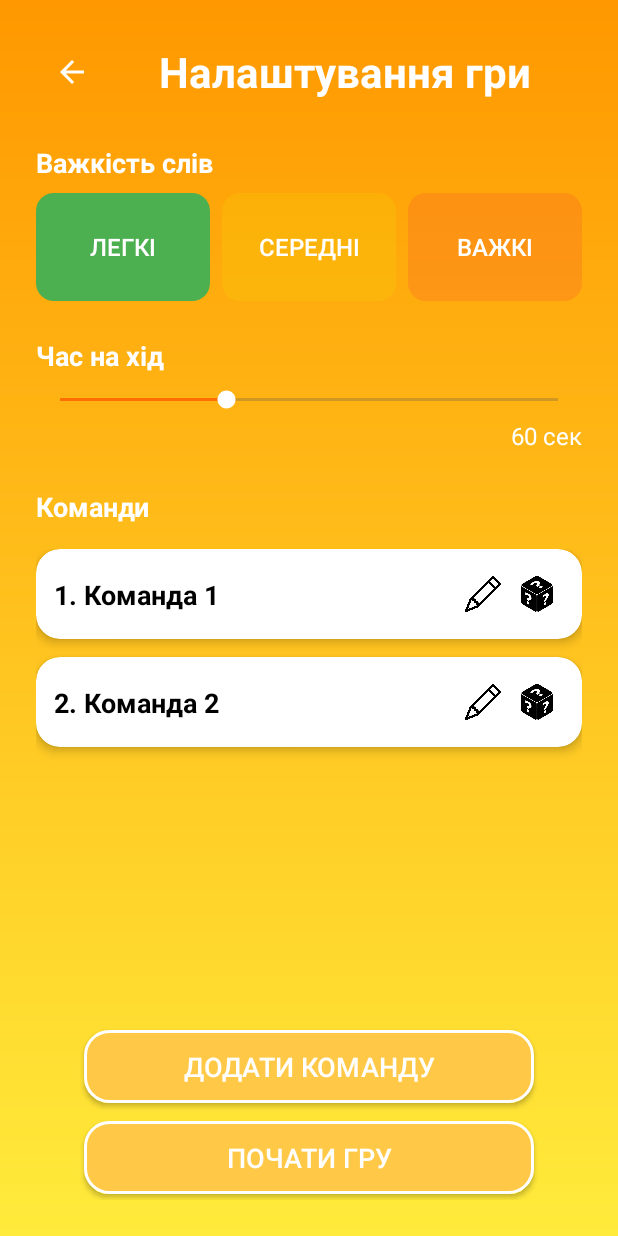
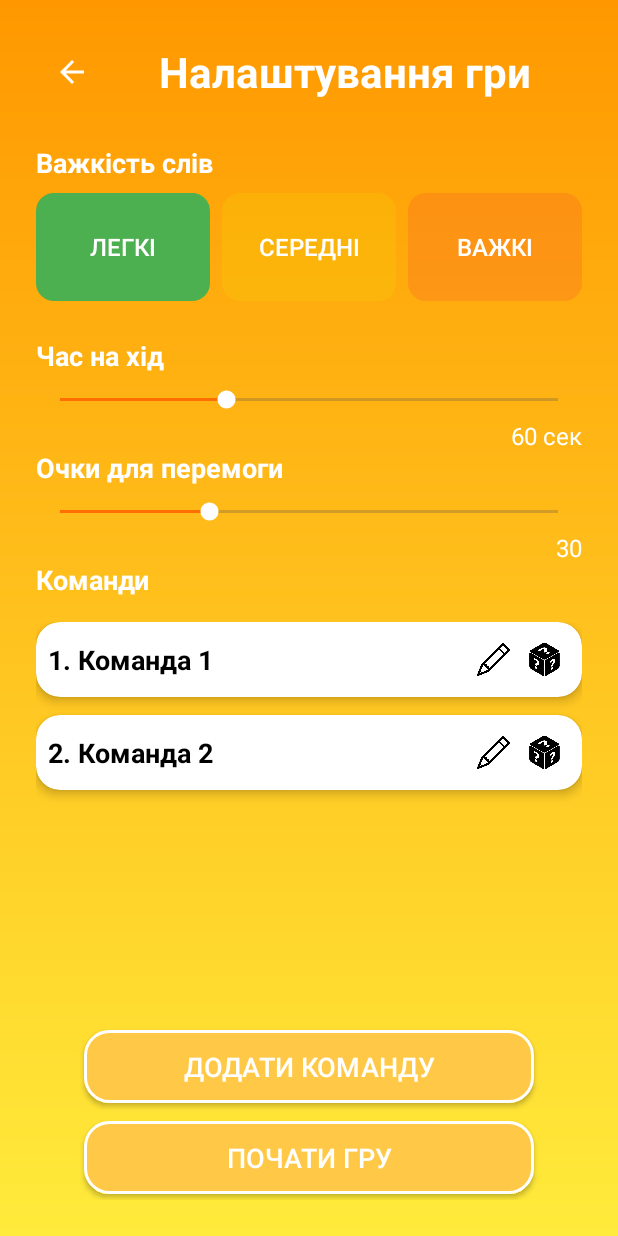
Before and after one commit to YevhenPavlenko/Alias, an Android app: the GameSetupActivity screen opened directly, with no data from a screen before it, on a phone screen of 412 x 824 dp. Run offline under Robolectric (Android 15) with nearby library versions, the phone set to English and light mode, and no system bars.

Commit message:
Added new seek bar for choosing amount of points for a game. Adjusted size of team cards, so every game setup option can fit on a vertical screen

```diff
--- a/app/src/main/java/com/example/alias/ui/setup/GameSetupActivity.java
+++ b/app/src/main/java/com/example/alias/ui/setup/GameSetupActivity.java
@@ -32,6 +32,7 @@ public class GameSetupActivity extends BaseActivity {
 
         setupDifficultyButtons();
         setupTimeSeekBar();
+        setupPointSeekBar();
         setupTeamCards();
 
         Button btnAddTeam = findViewById(R.id.btnAddTeam);
@@ -88,6 +89,22 @@ public class GameSetupActivity extends BaseActivity {
         });
     }
 
+    private void setupPointSeekBar() {
+        AppCompatSeekBar sbWinningPoints = findViewById(R.id.sbWinningPoints);
+        TextView tvWinningPointsValue = findViewById(R.id.tvWinningPointsValue);
+
+        sbWinningPoints.setOnSeekBarChangeListener(new SeekBar.OnSeekBarChangeListener() {
+            @Override
+            public void onProgressChanged(SeekBar seekBar, int progress, boolean fromUser) {
+                int points = Math.max(progress, 10);
+                tvWinningPointsValue.setText(String.valueOf(points));
+            }
+
+            @Override public void onStartTrackingTouch(SeekBar seekBar) {}
+            @Override public void onStopTrackingTouch(SeekBar seekBar) {}
+        });
+    }
+
     private void updateTimeText(TextView textView, int seconds) {
         textView.setText(getString(R.string.time_in_seconds, seconds));
     }
--- a/app/src/main/res/layout/activity_game_setup.xml
+++ b/app/src/main/res/layout/activity_game_setup.xml
@@ -98,6 +98,44 @@
         android:layout_marginTop="4dp" />
 
     <TextView
+        android:id="@+id/tvPointsLabel"
+        android:layout_width="wrap_content"
+        android:layout_height="wrap_content"
+        android:text="@string/points_to_win"
+        android:textColor="@android:color/white"
+        android:textSize="18sp"
+        android:textStyle="bold"
+        android:layout_marginTop="24dp"
+        app:layout_constraintTop_toBottomOf="@id/sbTime"
+        app:layout_constraintStart_toStartOf="parent" />
+
+    <androidx.appcompat.widget.AppCompatSeekBar
+        android:id="@+id/sbWinningPoints"
+        android:layout_width="0dp"
+        android:layout_height="wrap_content"
+        android:layout_marginTop="8dp"
+        android:max="100"
+        android:progress="30"
+        android:progressTint="#FF6F00"
+        android:thumbTint="#FFFFFF"
+        android:splitTrack="false"
+        android:trackTint="#DADADA"
+        app:layout_constraintTop_toBottomOf="@id/tvPointsLabel"
+        app:layout_constraintStart_toStartOf="parent"
+        app:layout_constraintEnd_toEndOf="parent" />
+
+    <TextView
+        android:id="@+id/tvWinningPointsValue"
+        android:layout_width="wrap_content"
+        android:layout_height="wrap_content"
+        android:text="@string/start_points"
+        android:textColor="@android:color/white"
+        android:textSize="16sp"
+        android:layout_marginTop="4dp"
+        app:layout_constraintTop_toBottomOf="@id/sbWinningPoints"
+        app:layout_constraintEnd_toEndOf="parent"/>
+
+    <TextView
         android:id="@+id/tvTeamsLabel"
         android:layout_width="wrap_content"
         android:layout_height="wrap_content"
@@ -106,7 +144,7 @@
         android:textSize="18sp"
         android:textStyle="bold"
         android:layout_marginTop="24dp"
-        app:layout_constraintTop_toBottomOf="@id/tvTimeValue"
+        app:layout_constraintTop_toBottomOf="@id/sbWinningPoints"
         app:layout_constraintStart_toStartOf="parent" />
 
     <androidx.recyclerview.widget.RecyclerView
--- a/app/src/main/res/layout/item_team_card.xml
+++ b/app/src/main/res/layout/item_team_card.xml
@@ -11,7 +11,7 @@
     <androidx.constraintlayout.widget.ConstraintLayout
         android:layout_width="match_parent"
         android:layout_height="wrap_content"
-        android:padding="12dp">
+        android:padding="8dp">
 
         <TextView
             android:id="@+id/tvTeamName"
@@ -29,8 +29,8 @@
 
         <ImageButton
             android:id="@+id/btnEdit"
-            android:layout_width="36dp"
-            android:layout_height="36dp"
+            android:layout_width="34dp"
+            android:layout_height="34dp"
             android:scaleType="centerInside"
             android:padding="6dp"
             android:background="?attr/selectableItemBackgroundBorderless"
@@ -43,8 +43,8 @@
 
         <ImageButton
             android:id="@+id/btnRandom"
-            android:layout_width="36dp"
-            android:layout_height="36dp"
+            android:layout_width="34dp"
+            android:layout_height="34dp"
             android:scaleType="centerInside"
             android:background="?attr/selectableItemBackgroundBorderless"
             android:src="@drawable/ic_dice"
--- a/app/src/main/res/values/strings.xml
+++ b/app/src/main/res/values/strings.xml
@@ -43,6 +43,8 @@
     <string name="hard">Важкі</string>
     <string name="round_time">Час на хід</string>
     <string name="start_time">60 сек</string>
+    <string name="points_to_win">Очки для перемоги</string>
+    <string name="start_points">30</string>
     <string name="teams">Команди</string>
     <string name="time_in_seconds">%1$d сек</string>
     <string name="team_1">1. Команда 1</string>
```
